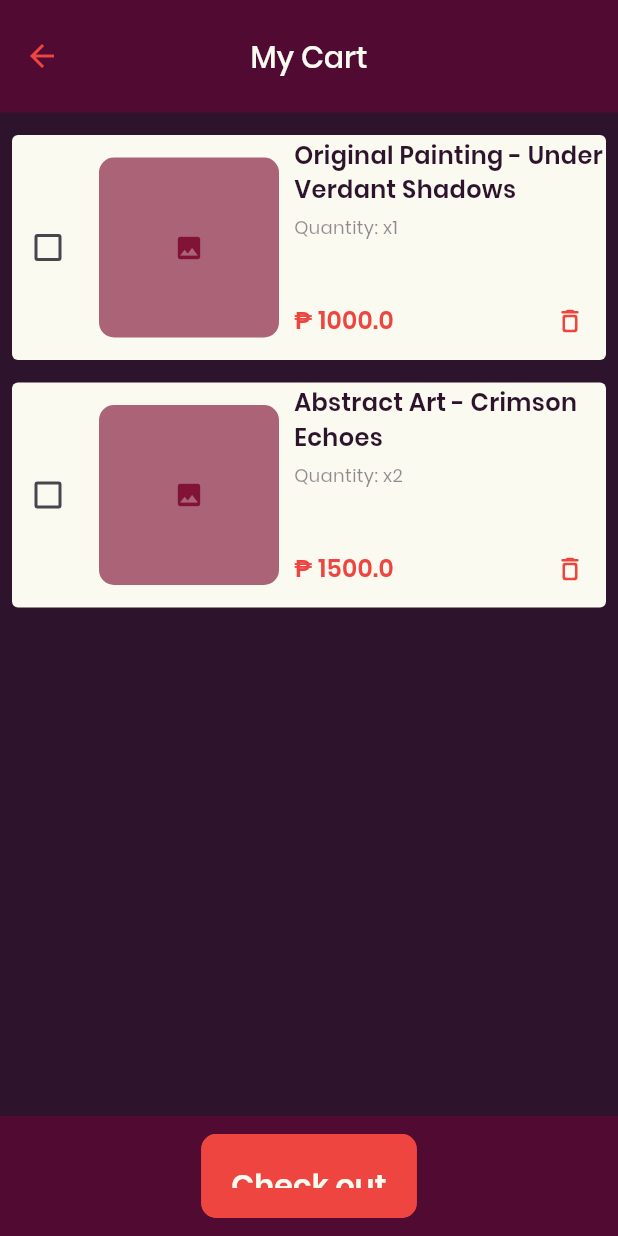
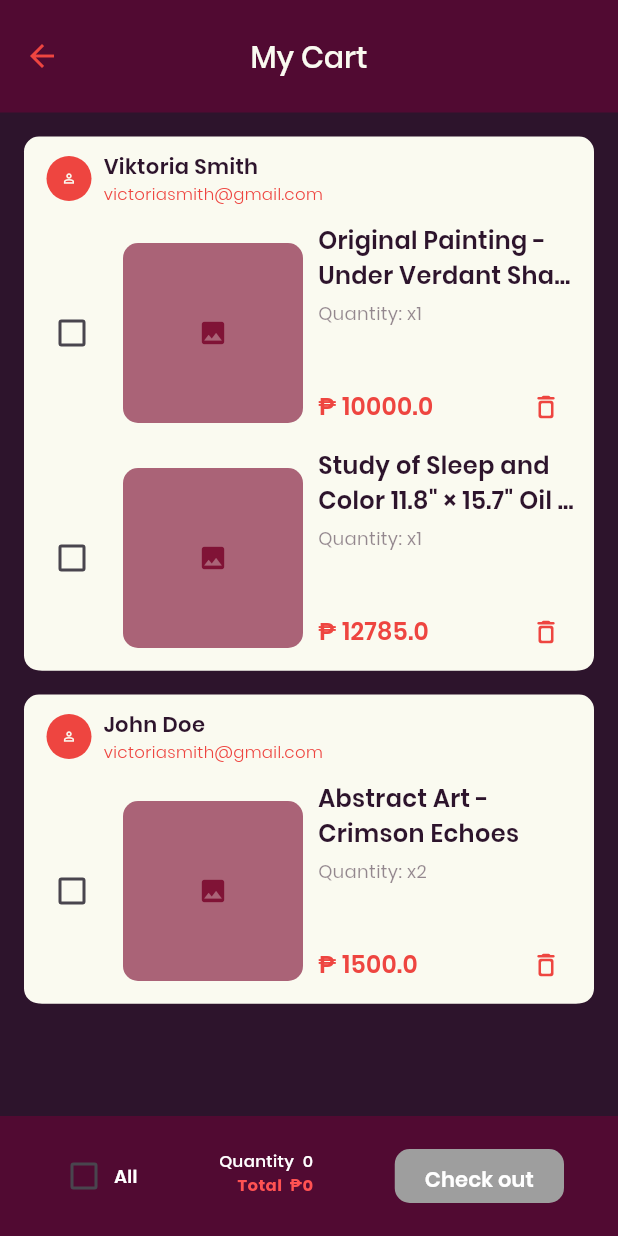
Before and after one commit to thisDain/app_veiled_frames, a Flutter app: the CustomerCart screen opened directly, on a phone screen of 412 x 824 dp. Run offline on Flutter 3.47's test engine with Material 3 defaults, Android fonts, the phone set to English and light mode, and no system bars; our stand-ins replace flutter_dotenv, flutter_secure_storage, logger, supabase_flutter; accounts and stored records are empty.

Commit message:
my cart added

```diff
--- a/lib/features/customer/views/customer_cart.dart
+++ b/lib/features/customer/views/customer_cart.dart
@@ -12,15 +12,33 @@ class CustomerCart extends StatefulWidget {
 class _CustomerCartState extends State<CustomerCart> {
   List<Map<String, dynamic>> products = [
     {
+      'artistName': 'Viktoria Smith',
+      'artistEmail': 'victoriasmith@gmail.com',
+      'artistProfile': 'assets/profile1.png',
       'name': 'Original Painting - Under Verdant Shadows',
       'quantity': 1,
-      'price': 1000.00,
+      'price': 10000.00,
     },
-    {'name': 'Abstract Art - Crimson Echoes', 'quantity': 2, 'price': 1500.00},
+    {
+      'artistName': 'Viktoria Smith',
+      'artistEmail': 'victoriasmith@gmail.com',
+      'artistProfile': 'assets/profile1.png',
+      'name': 'Study of Sleep and Color 11.8" × 15.7" Oil Paint',
+      'quantity': 1,
+      'price': 12785.00,
+    },
+    {
+      'artistName': 'John Doe',
+      'artistEmail': 'victoriasmith@gmail.com',
+      'artistProfile': 'assets/profile2.png',
+      'name': 'Abstract Art - Crimson Echoes',
+      'quantity': 2,
+      'price': 1500.00,
+    },
   ];
 
-  // Track checkbox selection per item
   late List<bool> isCheckedList;
+  bool isAllSelected = false;
 
   @override
   void initState() {
@@ -28,8 +46,22 @@ class _CustomerCartState extends State<CustomerCart> {
     isCheckedList = List<bool>.filled(products.length, false);
   }
 
+  Map<String, List<Map<String, dynamic>>> groupByArtist() {
+    Map<String, List<Map<String, dynamic>>> grouped = {};
+    for (var product in products) {
+      String artist = product['artistName'];
+      if (!grouped.containsKey(artist)) {
+        grouped[artist] = [];
+      }
+      grouped[artist]!.add(product);
+    }
+    return grouped;
+  }
+
   @override
   Widget build(BuildContext context) {
+    var groupedProducts = groupByArtist();
+
     return Scaffold(
       backgroundColor: const Color(0xFF2D142C),
       appBar: AppBar(
@@ -47,74 +79,86 @@ class _CustomerCartState extends State<CustomerCart> {
         ),
         centerTitle: true,
       ),
-      body: _buildItemRow(),
-      bottomNavigationBar: BottomAppBar(
-        color: AppColors.appBarBackground,
-        child: Row(
-          mainAxisAlignment: MainAxisAlignment.spaceEvenly,
-          children: <Widget>[
-            Align(
-              alignment: Alignment.center,
-              child: TextButton(
-                onPressed: () {
-                  Navigator.push(
-                    context,
-                    MaterialPageRoute(builder: (context) => CustomerCheckout()),
+      body: Padding(
+        padding: const EdgeInsets.all(16.0),
+        child: ListView.separated(
+          itemCount: groupedProducts.entries.length,
+          separatorBuilder: (context, index) => const SizedBox(height: 16.0),
+          itemBuilder: (context, index) {
+            var entry = groupedProducts.entries.elementAt(index);
+            return Container(
+              decoration: BoxDecoration(
+                color: AppColors.whiteShade,
+                borderRadius: BorderRadius.circular(10),
+              ),
+              child: Column(
+                crossAxisAlignment: CrossAxisAlignment.start,
+                children: [
+                  _buildArtistHeader(
+                    entry.key,
+                    entry.value.first['artistProfile'],
+                    entry.value.first['artistEmail'],
+                  ),
+                  ...entry.value
+                      .map((product) => _buildCartItemCard(product))
+                      .toList(),
+                ],
+              ),
             );
           },
-                style: TextButton.styleFrom(
-                  backgroundColor: AppColors.fieryRed,
-                  side: const BorderSide(color: AppColors.fieryRed, width: 1.5),
-                  shape: RoundedRectangleBorder(
-                    borderRadius: BorderRadius.circular(10.0),
-                  ),
-                  padding: const EdgeInsets.symmetric(
-                    horizontal: 20.0,
-                    vertical: 20.0,
         ),
       ),
-                child: const Text(
-                  "Check out",
-                  style: TextStyle(
+      bottomNavigationBar: _buildBottomAppBar(),
+    );
+  }
+
+  Widget _buildArtistHeader(
+    String artistName,
+    String profileImage,
+    String email,
+  ) {
+    return Padding(
+      padding: const EdgeInsets.symmetric(horizontal: 15.0, vertical: 10.0),
+      child: Row(
+        mainAxisAlignment: MainAxisAlignment.start,
+        children: [
+          CircleAvatar(
+            radius: 15,
+            backgroundColor: AppColors.fieryRed,
+            child: Icon(
+              Icons.person_outline,
               color: AppColors.whiteShade,
-                    fontSize: 20.0,
-                    fontWeight: FontWeight.w600,
-                    fontFamily: "Poppins",
+              size: 10,
             ),
           ),
+          const SizedBox(width: 8),
+          Column(
+            crossAxisAlignment: CrossAxisAlignment.start,
+            children: [
+              Text(
+                artistName,
+                style: const TextStyle(
+                  fontSize: 14,
+                  fontWeight: FontWeight.w600,
+                  color: AppColors.background,
+                ),
+              ),
+              Text(
+                email,
+                style: const TextStyle(
+                  fontSize: 11,
+                  fontWeight: FontWeight.w300,
+                  color: AppColors.fieryRed,
                 ),
               ),
             ],
           ),
+        ],
       ),
     );
   }
 
-  Widget _buildItemRow() {
-    return ListView.builder(
-      itemCount: products.length,
-      itemBuilder: (context, index) {
-        return Column(
-          children: <Widget>[
-            const SizedBox(height: 15),
-            _buildCartItemCard(
-              index,
-              products[index]['name'],
-              products[index]['quantity'],
-              products[index]['price'],
-            ),
-          ],
-        );
-      },
-    );
-  }
-
-  Widget _buildCartItemCard(
-    int index,
-    String name,
-    int quantity,
-    double price,
-  ) {
+  Widget _buildCartItemCard(Map<String, dynamic> product) {
     return Padding(
       padding: const EdgeInsets.symmetric(horizontal: 8.0),
       child: Container(
@@ -125,14 +169,13 @@ class _CustomerCartState extends State<CustomerCart> {
           borderRadius: BorderRadius.circular(4),
         ),
         child: Row(
-          mainAxisAlignment: MainAxisAlignment.start,
           children: <Widget>[
             Checkbox(
               activeColor: AppColors.fieryRed,
-              value: isCheckedList[index],
+              value: isCheckedList[products.indexOf(product)],
               onChanged: (bool? value) {
                 setState(() {
-                  isCheckedList[index] = value!;
+                  isCheckedList[products.indexOf(product)] = value!;
                 });
               },
             ),
@@ -152,23 +195,20 @@ class _CustomerCartState extends State<CustomerCart> {
                 crossAxisAlignment: CrossAxisAlignment.start,
                 mainAxisAlignment: MainAxisAlignment.center,
                 children: <Widget>[
-                  SizedBox(
-                    width: double.infinity, // Takes available space
-                    child: Text(
-                      name,
-                      maxLines: 2, // Allows wrapping to 2 lines
-                      softWrap: true, // Enables wrapping
-                      overflow: TextOverflow.ellipsis, // If text is too long
+                  Text(
+                    product['name'],
+                    maxLines: 2,
+                    softWrap: true,
+                    overflow: TextOverflow.ellipsis,
                     style: TextStyle(
                       fontSize: 16,
                       fontWeight: FontWeight.w600,
                       color: AppColors.background,
                     ),
                   ),
-                  ),
                   const SizedBox(height: 5),
                   Text(
-                    "Quantity: x$quantity",
+                    "Quantity: x${product['quantity']}",
                     style: TextStyle(
                       fontSize: 12,
                       fontWeight: FontWeight.w400,
@@ -180,7 +220,7 @@ class _CustomerCartState extends State<CustomerCart> {
                     mainAxisAlignment: MainAxisAlignment.spaceBetween,
                     children: [
                       Text(
-                        "₱ ${price.toString()}",
+                        "₱ ${product['price'].toString()}",
                         style: TextStyle(
                           fontSize: 16,
                           fontWeight: FontWeight.w600,
@@ -206,4 +246,92 @@ class _CustomerCartState extends State<CustomerCart> {
       ),
     );
   }
+
+  Widget _buildBottomAppBar() {
+    int selectedQuantity = isCheckedList.where((checked) => checked).length;
+    double totalPrice = 0.0;
+    for (int i = 0; i < isCheckedList.length; i++) {
+      if (isCheckedList[i]) {
+        totalPrice += products[i]['price'] * products[i]['quantity'];
       }
+    }
+
+    return BottomAppBar(
+      color: AppColors.appBarBackground,
+      child: Padding(
+        padding: const EdgeInsets.symmetric(horizontal: 20.0, vertical: 10.0),
+        child: Row(
+          mainAxisAlignment: MainAxisAlignment.spaceBetween,
+          children: [
+            Row(
+              children: [
+                Checkbox(
+                  activeColor: AppColors.fieryRed,
+                  value: isAllSelected,
+                  onChanged: (bool? value) {
+                    setState(() {
+                      isAllSelected = value!;
+                      isCheckedList = List<bool>.filled(products.length, value);
+                    });
+                  },
+                  materialTapTargetSize: MaterialTapTargetSize.shrinkWrap,
+                ),
+                const Text(
+                  "All",
+                  style: TextStyle(
+                    color: Colors.white,
+                    fontSize: 12.0,
+                    fontWeight: FontWeight.w600,
+                  ),
+                ),
+              ],
+            ),
+            Column(
+              crossAxisAlignment: CrossAxisAlignment.end,
+              children: [
+                Text(
+                  "Quantity  $selectedQuantity",
+                  style: const TextStyle(
+                    color: Colors.white,
+                    fontSize: 11.0,
+                    fontWeight: FontWeight.w500,
+                  ),
+                ),
+                Text(
+                  "Total  ₱${totalPrice.toStringAsFixed(0)}",
+                  style: const TextStyle(
+                    color: Colors.redAccent,
+                    fontSize: 11.0,
+                    fontWeight: FontWeight.w700,
+                  ),
+                ),
+              ],
+            ),
+            TextButton(
+              onPressed: selectedQuantity > 0 ? () {} : null,
+              style: TextButton.styleFrom(
+                backgroundColor:
+                    selectedQuantity > 0 ? AppColors.fieryRed : Colors.grey,
+                shape: RoundedRectangleBorder(
+                  borderRadius: BorderRadius.circular(10.0),
+                ),
+                padding: const EdgeInsets.symmetric(
+                  horizontal: 20.0,
+                  vertical: 10.0,
+                ),
+              ),
+              child: const Text(
+                "Check out",
+                style: TextStyle(
+                  color: Colors.white,
+                  fontSize: 14.0,
+                  fontWeight: FontWeight.w600,
+                ),
+              ),
+            ),
+          ],
+        ),
+      ),
+    );
+  }
+}
```
Lines whose indentation alone changed are shown as unchanged.
